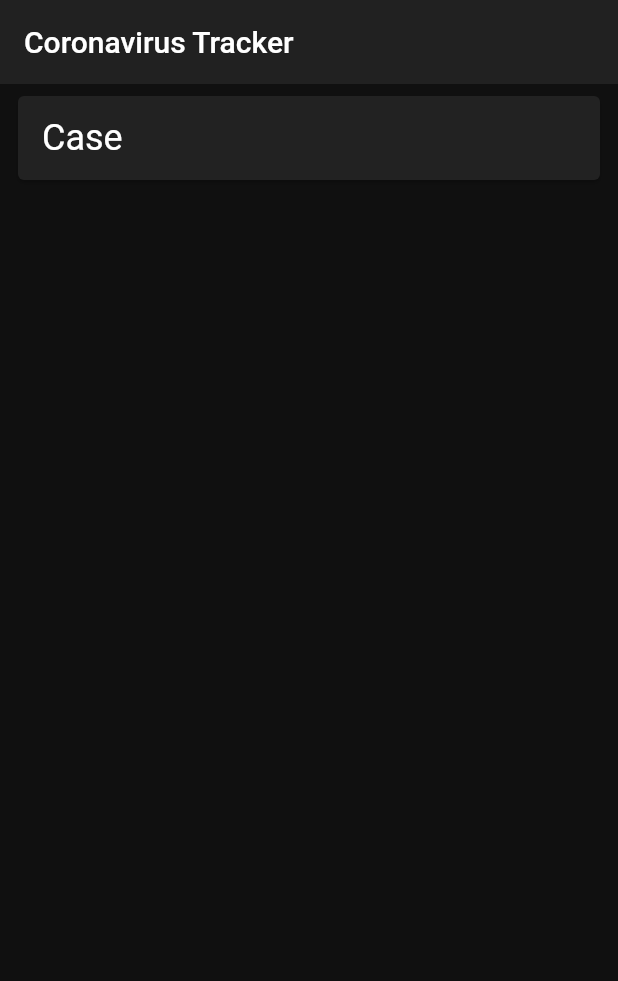
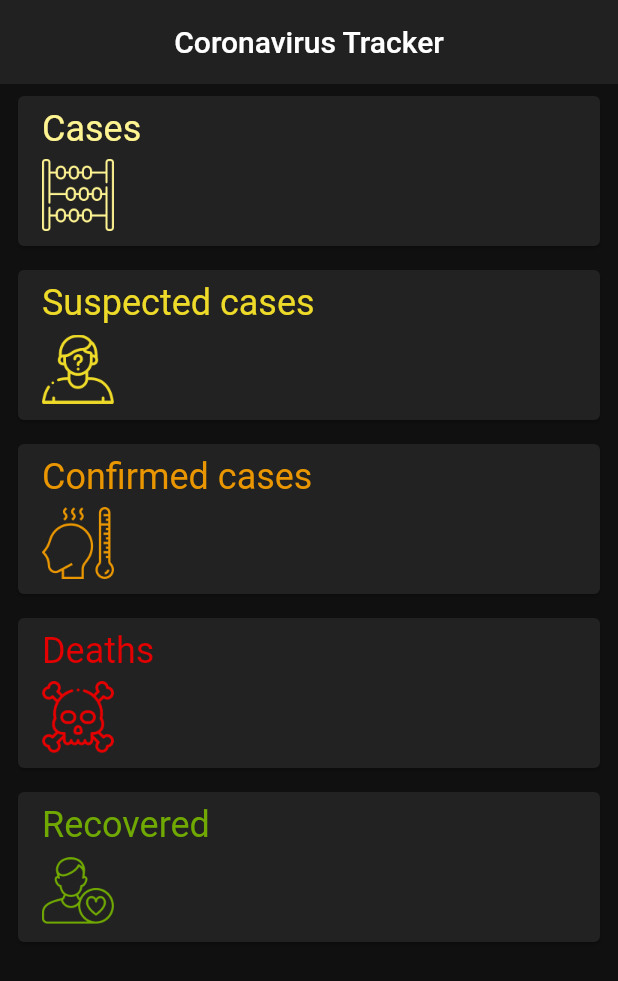
Before and after one commit to TanmayBhosale/coronatracker, a Flutter app: the screen it shows after launch, on a phone screen of 412 x 824 dp. Shown: the top 981 px of the screen. Run offline on Flutter 3.47's test engine with Material 2 defaults, Android fonts, the phone set to English and light mode, and no system bars; network calls fail.

Commit message:
basic app done

```diff
--- /dev/null
+++ b/lib/app/repositories/endpoints_data.dart
@@ -0,0 +1,16 @@
+import 'package:coronatracker_usemy/app/services/api.dart';
+import 'package:flutter/cupertino.dart';
+
+class EndpointsData {
+  EndpointsData({@required this.values});
+  final Map<Endpoint, int> values;
+  int get cases => values[Endpoint.cases];
+  int get casesSuspected => values[Endpoint.casesSuspected];
+  int get casesConfirmed => values[Endpoint.casesConfirmed];
+  int get deaths => values[Endpoint.deaths];
+  int get recovered => values[Endpoint.recovered];
+
+  @override
+  String toString() =>
+      "cases: $cases, suspected: $casesSuspected, confirmed: $casesConfirmed, deaths: $deaths, recovered: $recovered";
+}
--- a/lib/app/ui/dashboard.dart
+++ b/lib/app/ui/dashboard.dart
@@ -1,4 +1,5 @@
 import 'package:coronatracker_usemy/app/repositories/data_repository.dart';
+import 'package:coronatracker_usemy/app/repositories/endpoints_data.dart';
 import 'package:coronatracker_usemy/app/services/api.dart';
 import 'package:coronatracker_usemy/app/ui/endpointcard.dart';
 import "package:flutter/material.dart";
@@ -10,7 +11,7 @@ class Dashoard extends StatefulWidget {
 }
 
 class _DashoardState extends State<Dashoard> {
-  int _cases;
+  EndpointsData _endpointsData;
 
   @override
   void initState() {
@@ -20,8 +21,8 @@ class _DashoardState extends State<Dashoard> {
 
   Future<void> _updateData() async {
     final dataRepository = Provider.of<DataRepository>(context, listen: false);
-    final cases = await dataRepository.getEndpointData(Endpoint.cases);
-    setState(() => _cases = cases);
+    final endpointsData = await dataRepository.getAllEndpointData();
+    setState(() => _endpointsData = endpointsData);
   }
 
   @override
@@ -30,15 +31,19 @@ class _DashoardState extends State<Dashoard> {
       appBar: AppBar(
         title: Text("Coronavirus Tracker"),
         elevation: 0.0,
+        centerTitle: true,
       ),
       body: RefreshIndicator(
         onRefresh: _updateData,
         child: ListView(
           children: <Widget>[
-            EndpointCard(
-              endpoint: Endpoint.cases,
-              value: _cases,
-            )
+            for (var endpoint in Endpoint.values)
+              EndpointCard(
+                endpoint: endpoint,
+                value: _endpointsData != null
+                    ? _endpointsData.values[endpoint]
+                    : null,
+              )
           ],
         ),
       ),
--- a/lib/app/ui/endpointcard.dart
+++ b/lib/app/ui/endpointcard.dart
@@ -1,29 +1,65 @@
 import 'package:coronatracker_usemy/app/services/api.dart';
 import 'package:flutter/material.dart';
+
+class EndpointCardData {
+  EndpointCardData(this.title, this.assetName, this.color);
+  final String title;
+  final String assetName;
+  final Color color;
+}
 
 class EndpointCard extends StatelessWidget {
   EndpointCard({Key key, this.endpoint, this.value});
   final Endpoint endpoint;
   final int value;
 
+  static Map<Endpoint, EndpointCardData> _cardsData = {
+    Endpoint.cases:
+        EndpointCardData("Cases", "assets/count.png", Color(0xFFFFF492)),
+    Endpoint.casesSuspected: EndpointCardData(
+        "Suspected cases", "assets/suspect.png", Color(0xFFEEDA28)),
+    Endpoint.casesConfirmed: EndpointCardData(
+        "Confirmed cases", "assets/fever.png", Color(0xFFE99600)),
+    Endpoint.deaths:
+        EndpointCardData("Deaths", "assets/death.png", Color(0xFFE40000)),
+    Endpoint.recovered:
+        EndpointCardData("Recovered", "assets/patient.png", Color(0xFF70A901)),
+  };
+
   @override
   Widget build(BuildContext context) {
+    final cardData = _cardsData[endpoint];
     return Padding(
       padding: const EdgeInsets.symmetric(horizontal: 8.0, vertical: 4.0),
       child: Card(
         child: Padding(
           padding: const EdgeInsets.symmetric(horizontal: 16.0, vertical: 8.0),
-          child: Row(
-            mainAxisAlignment: MainAxisAlignment.spaceBetween,
+          child: Column(
+            crossAxisAlignment: CrossAxisAlignment.start,
             children: <Widget>[
               Text(
-                "Case",
-                style: Theme.of(context).textTheme.headline5,
+                cardData.title,
+                style: Theme.of(context)
+                    .textTheme
+                    .headline5
+                    .copyWith(color: cardData.color),
               ),
-              Text(
-                value != null ? value.toString() : "",
-                style: Theme.of(context).textTheme.headline4,
-              )
+              SizedBox(height: 4),
+              SizedBox(
+                height: 52,
+                child: Row(
+                  mainAxisAlignment: MainAxisAlignment.spaceBetween,
+                  crossAxisAlignment: CrossAxisAlignment.center,
+                  children: <Widget>[
+                    Image.asset(cardData.assetName, color: cardData.color),
+                    Text(
+                      value != null ? value.toString() : "",
+                      style: Theme.of(context).textTheme.headline4.copyWith(
+                          color: cardData.color, fontWeight: FontWeight.w500),
+                    )
+                  ],
+                ),
+              ),
             ],
           ),
         ),
--- a/pubspec.yaml
+++ b/pubspec.yaml
@@ -44,7 +44,8 @@ flutter:
   # the material Icons class.
   uses-material-design: true
   # To add assets to your application, add an assets section, like this:
-  # assets:
+  assets:
+    - assets/
   #   - images/a_dot_burr.jpeg
   #   - images/a_dot_ham.jpeg
   # An image asset can refer to one or more resolution-specific "variants", see
```
Also changed, not shown: lib/app/repositories/data_repository.dart (+35 -5 lines), assets/2.0x/count.png (added), assets/2.0x/death.png (added), assets/2.0x/fever.png (added), assets/2.0x/patient.png (added), assets/2.0x/suspect.png (added), assets/3.0x/count.png (added), assets/3.0x/death.png (added), assets/3.0x/fever.png (added), assets/3.0x/patient.png (added), assets/3.0x/suspect.png (added), assets/count.png (added), assets/death.png (added), assets/fever.png (added), 2 more files.
